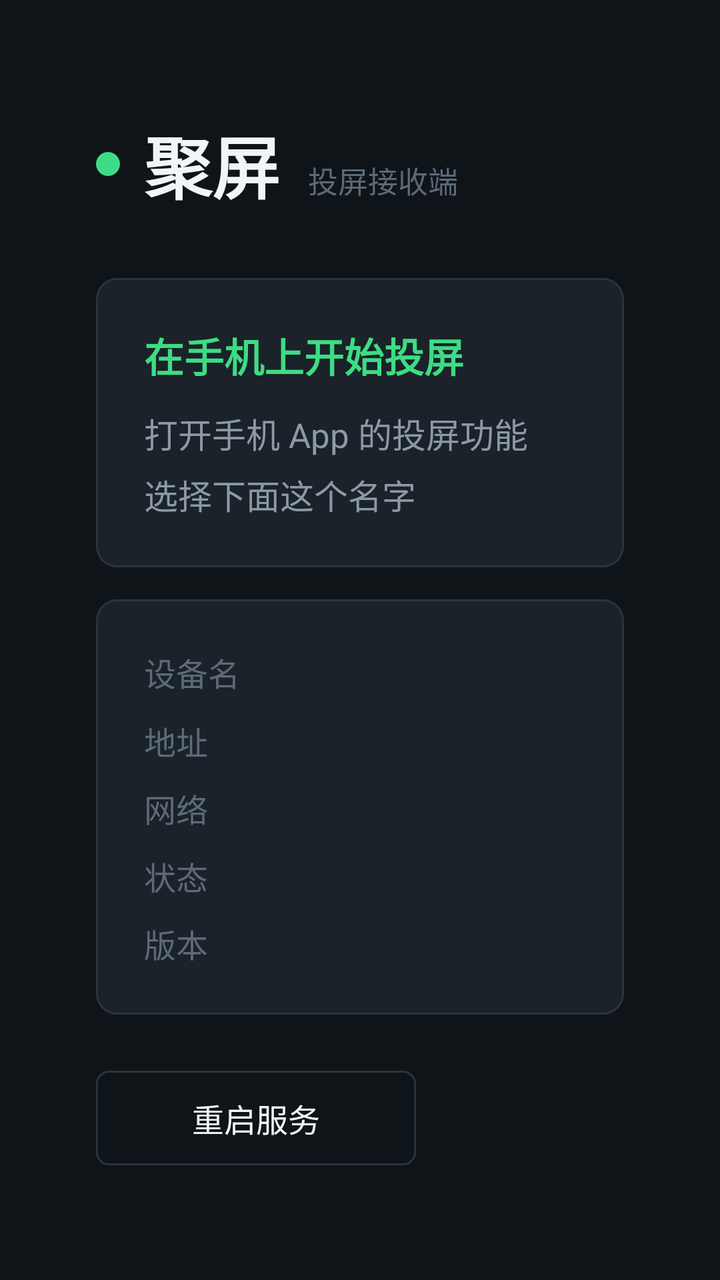
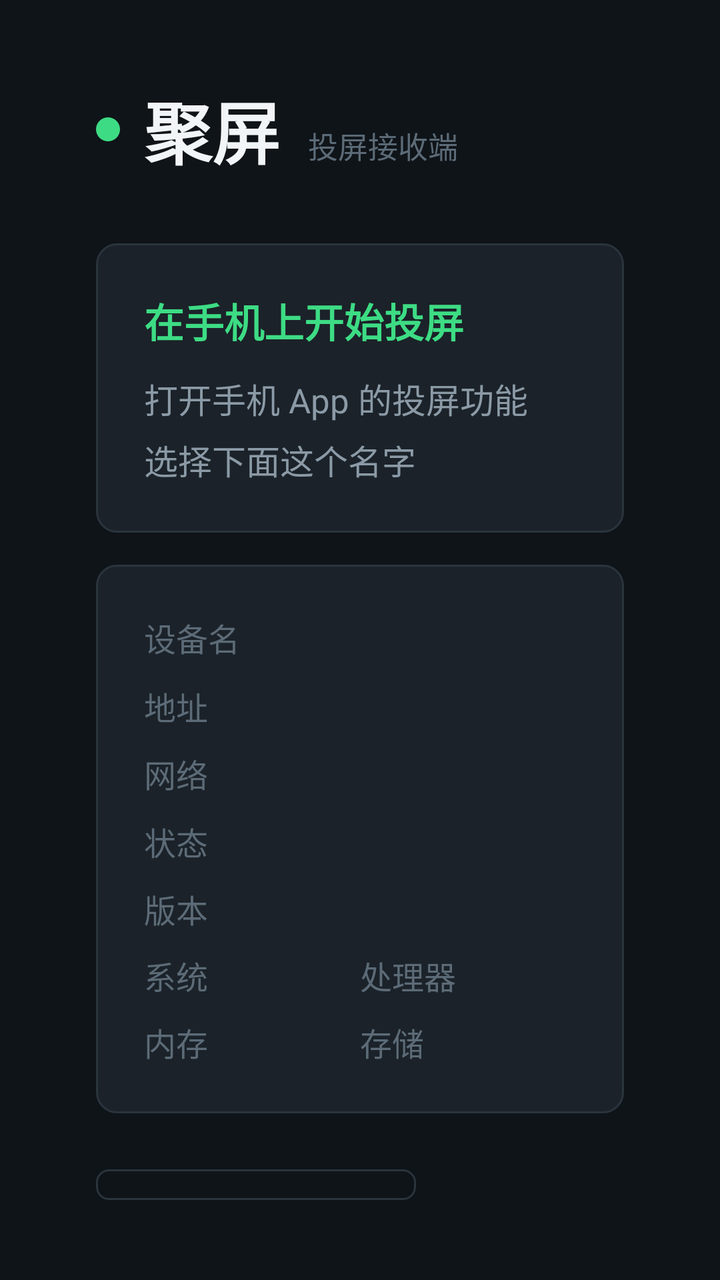

Before-and-after screenshots of an Android layout around one commit, followed by the original layout XML and the change that was made.
<!-- AndroidManifest.xml: application theme android:Theme.NoTitleBar.Fullscreen -->
<!-- res/layout/activity_main.xml -->
<?xml version="1.0" encoding="utf-8"?>
<FrameLayout xmlns:android="http://schemas.android.com/apk/res/android"
    android:layout_width="match_parent"
    android:layout_height="match_parent"
    android:background="@color/bg">

    
    <SurfaceView
        android:id="@+id/surface"
        android:layout_width="match_parent"
        android:layout_height="match_parent" />

    
    <LinearLayout
        android:id="@+id/music"
        android:layout_width="match_parent"
        android:layout_height="match_parent"
        android:background="@color/bg"
        android:gravity="center"
        android:orientation="vertical"
        android:paddingLeft="48dp"
        android:paddingRight="48dp"
        android:visibility="gone">

        
        <ImageView
            android:id="@+id/music_cover"
            android:layout_width="220dp"
            android:layout_height="220dp"
            android:contentDescription="@string/music_cover_desc"
            android:scaleType="fitCenter"
            android:src="@drawable/ic_music" />

        
        <TextView
            android:id="@+id/music_source"
            android:layout_width="match_parent"
            android:layout_height="wrap_content"
            android:layout_marginTop="28dp"
            android:ellipsize="end"
            android:gravity="center"
            android:singleLine="true"
            android:textColor="@color/text_primary"
            android:textSize="32sp"
            android:textStyle="bold" />

        
        <TextView
            android:id="@+id/music_artist"
            android:layout_width="match_parent"
            android:layout_height="wrap_content"
            android:layout_marginTop="10dp"
            android:ellipsize="end"
            android:gravity="center"
            android:singleLine="true"
            android:textColor="@color/text_secondary"
            android:textSize="20sp"
            android:visibility="gone" />

        <TextView
            android:id="@+id/music_progress"
            android:layout_width="wrap_content"
            android:layout_height="wrap_content"
            android:layout_marginTop="14dp"
            android:textColor="@color/accent"
            android:textSize="22sp" />

        
        <TextView
            android:id="@+id/music_lyrics"
            android:layout_width="match_parent"
            android:layout_height="wrap_content"
            android:layout_marginTop="20dp"
            android:ellipsize="end"
            android:gravity="center"
            android:lineSpacingExtra="4dp"
            android:maxLines="6"
            android:textColor="@color/text_hint"
            android:textSize="16sp"
            android:visibility="gone" />

        <TextView
            android:layout_width="wrap_content"
            android:layout_height="wrap_content"
            android:layout_marginTop="26dp"
            android:gravity="center"
            android:lineSpacingExtra="4dp"
            android:text="@string/music_hint"
            android:textColor="@color/text_hint"
            android:textSize="15sp" />
    </LinearLayout>

    
    <ImageView
        android:id="@+id/image"
        android:layout_width="match_parent"
        android:layout_height="match_parent"
        android:background="@color/bg"
        android:contentDescription="@string/image_desc"
        android:scaleType="fitCenter"
        android:visibility="gone" />

    
    <LinearLayout
        android:id="@+id/video_wait"
        android:layout_width="match_parent"
        android:layout_height="match_parent"
        android:background="@color/bg"
        android:gravity="center"
        android:orientation="vertical"
        android:visibility="gone">

        <TextView
            android:layout_width="wrap_content"
            android:layout_height="wrap_content"
            android:text="@string/video_wait"
            android:textColor="@color/text_hint"
            android:textSize="22sp" />
    </LinearLayout>

    
    
    <LinearLayout
        android:id="@+id/panel"
        android:layout_width="match_parent"
        android:layout_height="match_parent"
        android:background="@color/bg"
        android:orientation="horizontal"
        android:paddingLeft="48dp"
        android:paddingRight="48dp"
        android:paddingTop="40dp"
        android:paddingBottom="40dp">

        
        <LinearLayout
            android:layout_width="0dp"
            android:layout_height="match_parent"
            android:layout_weight="1"
            android:orientation="vertical"
            android:gravity="center_vertical">

        
        <LinearLayout
            android:layout_width="wrap_content"
            android:layout_height="wrap_content"
            android:orientation="horizontal"
            android:gravity="center_vertical">

            <View
                android:id="@+id/status_dot"
                android:layout_width="12dp"
                android:layout_height="12dp"
                android:background="@drawable/dot_online" />

            <TextView
                android:layout_width="wrap_content"
                android:layout_height="wrap_content"
                android:layout_marginLeft="12dp"
                android:text="@string/app_name"
                android:textColor="@color/text_primary"
                android:textSize="34sp"
                android:textStyle="bold" />

            <TextView
                android:layout_width="wrap_content"
                android:layout_height="wrap_content"
                android:layout_marginLeft="14dp"
                android:layout_marginTop="8dp"
                android:text="@string/app_subtitle"
                android:textColor="@color/text_hint"
                android:textSize="15sp" />
        </LinearLayout>

        
        <LinearLayout
            android:layout_width="match_parent"
            android:layout_height="wrap_content"
            android:layout_marginTop="32dp"
            android:orientation="vertical"
            android:background="@drawable/bg_card"
            android:padding="24dp">

            <TextView
                android:layout_width="wrap_content"
                android:layout_height="wrap_content"
                android:text="@string/guide_title"
                android:textColor="@color/accent"
                android:textSize="20sp"
                android:textStyle="bold" />

            <TextView
                android:layout_width="wrap_content"
                android:layout_height="wrap_content"
                android:layout_marginTop="12dp"
                android:lineSpacingExtra="6dp"
                android:text="@string/guide_body"
                android:textColor="@color/text_secondary"
                android:textSize="17sp" />
        </LinearLayout>

        
        <LinearLayout
            android:layout_width="match_parent"
            android:layout_height="wrap_content"
            android:layout_marginTop="16dp"
            android:orientation="vertical"
            android:background="@drawable/bg_card"
            android:padding="24dp">

            <LinearLayout
                android:layout_width="match_parent"
                android:layout_height="wrap_content"
                android:orientation="horizontal">

                <TextView
                    android:layout_width="96dp"
                    android:layout_height="wrap_content"
                    android:text="@string/label_device"
                    android:textColor="@color/text_hint"
                    android:textSize="16sp" />

                <TextView
                    android:id="@+id/info_device"
                    android:layout_width="0dp"
                    android:layout_height="wrap_content"
                    android:layout_weight="1"
                    android:textColor="@color/text_primary"
                    android:textSize="18sp"
                    android:textStyle="bold" />
            </LinearLayout>

            <LinearLayout
                android:layout_width="match_parent"
                android:layout_height="wrap_content"
                android:layout_marginTop="10dp"
                android:orientation="horizontal">

                <TextView
                    android:layout_width="96dp"
                    android:layout_height="wrap_content"
                    android:text="@string/label_address"
                    android:textColor="@color/text_hint"
                    android:textSize="16sp" />

                <TextView
                    android:id="@+id/info_address"
                    android:layout_width="0dp"
                    android:layout_height="wrap_content"
                    android:layout_weight="1"
                    android:textColor="@color/text_primary"
                    android:textSize="18sp" />
            </LinearLayout>

            <LinearLayout
                android:layout_width="match_parent"
                android:layout_height="wrap_content"
                android:layout_marginTop="10dp"
                android:orientation="horizontal">

                <TextView
                    android:layout_width="96dp"
                    android:layout_height="wrap_content"
                    android:text="@string/label_network"
                    android:textColor="@color/text_hint"
                    android:textSize="16sp" />

                <TextView
                    android:id="@+id/info_network"
                    android:layout_width="0dp"
                    android:layout_height="wrap_content"
                    android:layout_weight="1"
                    android:textColor="@color/text_secondary"
                    android:textSize="16sp" />
            </LinearLayout>

            <LinearLayout
                android:layout_width="match_parent"
                android:layout_height="wrap_content"
                android:layout_marginTop="10dp"
                android:orientation="horizontal">

                <TextView
                    android:layout_width="96dp"
                    android:layout_height="wrap_content"
                    android:text="@string/label_state"
                    android:textColor="@color/text_hint"
                    android:textSize="16sp" />

                <TextView
                    android:id="@+id/info_state"
                    android:layout_width="0dp"
                    android:layout_height="wrap_content"
                    android:layout_weight="1"
                    android:textColor="@color/text_primary"
                    android:textSize="18sp" />
            </LinearLayout>

            
            <LinearLayout
                android:layout_width="match_parent"
                android:layout_height="wrap_content"
                android:layout_marginTop="10dp"
                android:orientation="horizontal">

                <TextView
                    android:layout_width="96dp"
                    android:layout_height="wrap_content"
                    android:text="@string/label_version"
                    android:textColor="@color/text_hint"
                    android:textSize="16sp" />

                <TextView
                    android:id="@+id/info_version"
                    android:layout_width="0dp"
                    android:layout_height="wrap_content"
                    android:layout_weight="1"
                    android:textColor="@color/text_secondary"
                    android:textSize="16sp" />
            </LinearLayout>

            <LinearLayout
                android:id="@+id/row_source"
                android:layout_width="match_parent"
                android:layout_height="wrap_content"
                android:layout_marginTop="10dp"
                android:orientation="horizontal"
                android:visibility="gone">

                <TextView
                    android:layout_width="96dp"
                    android:layout_height="wrap_content"
                    android:text="@string/label_source"
                    android:textColor="@color/text_hint"
                    android:textSize="16sp" />

                <TextView
                    android:id="@+id/info_source"
                    android:layout_width="0dp"
                    android:layout_height="wrap_content"
                    android:layout_weight="1"
                    android:ellipsize="middle"
                    android:singleLine="true"
                    android:textColor="@color/text_secondary"
                    android:textSize="15sp" />
            </LinearLayout>
        </LinearLayout>

        
        <LinearLayout
            android:layout_width="wrap_content"
            android:layout_height="wrap_content"
            android:layout_marginTop="28dp"
            android:orientation="horizontal">

            <Button
                android:id="@+id/btn_restart"
                android:layout_width="wrap_content"
                android:layout_height="wrap_content"
                android:background="@drawable/btn_selector"
                android:focusable="true"
                android:minWidth="160dp"
                android:paddingLeft="28dp"
                android:paddingRight="28dp"
                android:paddingTop="12dp"
                android:paddingBottom="12dp"
                android:text="@string/btn_restart"
                android:textColor="@color/text_primary"
                android:textSize="16sp" />
        </LinearLayout>
        </LinearLayout>
        

        
        <LinearLayout
            android:id="@+id/qr_box"
            android:layout_width="wrap_content"
            android:layout_height="match_parent"
            android:layout_marginLeft="36dp"
            android:background="@drawable/bg_card"
            android:gravity="center"
            android:orientation="vertical"
            android:paddingLeft="28dp"
            android:paddingRight="28dp"
            android:paddingTop="28dp"
            android:paddingBottom="28dp"
            android:visibility="gone">

            <TextView
                android:layout_width="wrap_content"
                android:layout_height="wrap_content"
                android:text="@string/qr_top"
                android:textColor="@color/accent"
                android:textSize="20sp"
                android:textStyle="bold" />

            <ImageView
                android:id="@+id/qr_image"
                android:layout_width="196dp"
                android:layout_height="196dp"
                android:layout_marginTop="18dp"
                android:layout_marginBottom="18dp"
                android:background="@color/qr_bg"
                android:contentDescription="@string/qr_desc"
                android:padding="6dp"
                android:scaleType="fitCenter" />

            <TextView
                android:layout_width="wrap_content"
                android:layout_height="wrap_content"
                android:gravity="center"
                android:lineSpacingExtra="5dp"
                android:text="@string/qr_body"
                android:textColor="@color/text_secondary"
                android:textSize="15sp" />
        </LinearLayout>
    </LinearLayout>

    
    <LinearLayout
        android:id="@+id/overlay"
        android:layout_width="match_parent"
        android:layout_height="wrap_content"
        android:layout_gravity="top"
        android:background="@color/overlay"
        android:orientation="horizontal"
        android:paddingLeft="32dp"
        android:paddingRight="32dp"
        android:paddingTop="14dp"
        android:paddingBottom="14dp"
        android:visibility="gone">

        
        <View
            android:id="@+id/overlay_dot"
            android:layout_width="10dp"
            android:layout_height="10dp"
            android:layout_gravity="center_vertical"
            android:background="@drawable/dot_online" />

        <TextView
            android:id="@+id/playing_text"
            android:layout_width="0dp"
            android:layout_height="wrap_content"
            android:layout_marginLeft="12dp"
            android:layout_weight="1"
            android:ellipsize="middle"
            android:singleLine="true"
            android:textColor="@color/text_primary"
            android:textSize="16sp" />
    </LinearLayout>
</FrameLayout>
<!-- resources referenced by this layout -->
<resources>
  <color name="accent">#FF3DDC84</color>
  <color name="bg">#FF0F1419</color>
  <color name="overlay">#B3000000</color>
  <color name="qr_bg">#FFFFFFFF</color>
  <color name="text_hint">#FF5C6B77</color>
  <color name="text_primary">#FFF2F5F7</color>
  <color name="text_secondary">#FF8B9AA6</color>
  <!-- drawable bg_card (drawable) -->
  <?xml version="1.0" encoding="utf-8"?>
  <shape xmlns:android="http://schemas.android.com/apk/res/android"
      android:shape="rectangle">
      <solid android:color="@color/card" />
      <stroke android:width="1dp" android:color="@color/card_border" />
      <corners android:radius="10dp" />
  </shape>
  <!-- drawable btn_selector (drawable) -->
  <?xml version="1.0" encoding="utf-8"?>
  <selector xmlns:android="http://schemas.android.com/apk/res/android">
      <item android:state_focused="true">
          <shape android:shape="rectangle">
              <solid android:color="@color/accent" />
              <corners android:radius="6dp" />
          </shape>
      </item>
      <item android:state_pressed="true">
          <shape android:shape="rectangle">
              <solid android:color="@color/accent_dim" />
              <stroke android:width="1dp" android:color="@color/accent" />
              <corners android:radius="6dp" />
          </shape>
      </item>
      <item>
          <shape android:shape="rectangle">
              <solid android:color="#00000000" />
              <stroke android:width="1dp" android:color="@color/card_border" />
              <corners android:radius="6dp" />
          </shape>
      </item>
  </selector>
  <!-- drawable dot_online (drawable) -->
  <?xml version="1.0" encoding="utf-8"?>
  <shape xmlns:android="http://schemas.android.com/apk/res/android"
      android:shape="oval">
      <solid android:color="@color/accent" />
      <size android:width="10dp" android:height="10dp" />
  </shape>
  <!-- drawable ic_music: png bitmap (drawable-hdpi, 1050 bytes) -->
  <string name="app_name">聚屏</string>
  <string name="app_subtitle">投屏接收端</string>
  <string name="btn_restart">重启服务</string>
  <string name="guide_body">打开手机 App 的投屏功能\n选择下面这个名字</string>
  <string name="guide_title">在手机上开始投屏</string>
  <string name="image_desc">正在展示的图片</string>
  <string name="label_address">地址</string>
  <string name="label_device">设备名</string>
  <string name="label_network">网络</string>
  <string name="label_source">片源</string>
  <string name="label_state">状态</string>
  <string name="label_version">版本</string>
  <string name="music_cover_desc">歌曲封面</string>
  <string name="music_hint">声音正在播放 · 这个片源没有画面</string>
  <string name="qr_body">① 手机与电视连同一个 Wi-Fi\n② 扫码打开上传页，选照片/视频/音乐\n③ 传完一键投放到电视\n\n手机自带的投屏功能里\n选本设备名，也能直接投</string>
  <string name="qr_desc">上传页二维码</string>
  <string name="qr_top">手机扫码投屏</string>
  <string name="video_wait">正在准备视频…</string>
  <color name="card">#FF1B2229</color>
  <color name="card_border">#FF2A343D</color>
  <color name="accent_dim">#FF16301F</color>
</resources>

<!-- the commit's change to res/layout/activity_main.xml (unified diff, before → after) -->
@@ -316,6 +316,117 @@
                     android:layout_weight="1"
                     android:textColor="@color/text_secondary"
                     android:textSize="16sp" />
+            </LinearLayout>
+
+            
+            <LinearLayout
+                android:layout_width="match_parent"
+                android:layout_height="wrap_content"
+                android:layout_marginTop="10dp"
+                android:orientation="horizontal">
+
+                <LinearLayout
+                    android:layout_width="0dp"
+                    android:layout_height="wrap_content"
+                    android:layout_weight="1"
+                    android:orientation="horizontal">
+
+                    <TextView
+                        android:layout_width="96dp"
+                        android:layout_height="wrap_content"
+                        android:text="@string/label_system"
+                        android:textColor="@color/text_hint"
+                        android:textSize="16sp" />
+
+                    <TextView
+                        android:id="@+id/info_system"
+                        android:layout_width="0dp"
+                        android:layout_height="wrap_content"
+                        android:layout_weight="1"
+                        android:ellipsize="end"
+                        android:singleLine="true"
+                        android:textColor="@color/text_secondary"
+                        android:textSize="16sp" />
+                </LinearLayout>
+
+                <LinearLayout
+                    android:layout_width="0dp"
+                    android:layout_height="wrap_content"
+                    android:layout_weight="1"
+                    android:orientation="horizontal">
+
+                    <TextView
+                        android:layout_width="96dp"
+                        android:layout_height="wrap_content"
+                        android:text="@string/label_cpu"
+                        android:textColor="@color/text_hint"
+                        android:textSize="16sp" />
+
+                    <TextView
+                        android:id="@+id/info_cpu"
+                        android:layout_width="0dp"
+                        android:layout_height="wrap_content"
+                        android:layout_weight="1"
+                        android:ellipsize="end"
+                        android:singleLine="true"
+                        android:textColor="@color/text_secondary"
+                        android:textSize="16sp" />
+                </LinearLayout>
+            </LinearLayout>
+
+            <LinearLayout
+                android:layout_width="match_parent"
+                android:layout_height="wrap_content"
+                android:layout_marginTop="10dp"
+                android:orientation="horizontal">
+
+                <LinearLayout
+                    android:layout_width="0dp"
+                    android:layout_height="wrap_content"
+                    android:layout_weight="1"
+                    android:orientation="horizontal">
+
+                    <TextView
+                        android:layout_width="96dp"
+                        android:layout_height="wrap_content"
+                        android:text="@string/label_mem"
+                        android:textColor="@color/text_hint"
+                        android:textSize="16sp" />
+
+                    <TextView
+                        android:id="@+id/info_mem"
+                        android:layout_width="0dp"
+                        android:layout_height="wrap_content"
+                        android:layout_weight="1"
+                        android:ellipsize="end"
+                        android:singleLine="true"
+                        android:textColor="@color/text_secondary"
+                        android:textSize="16sp" />
+                </LinearLayout>
+
+                <LinearLayout
+                    android:layout_width="0dp"
+                    android:layout_height="wrap_content"
+                    android:layout_weight="1"
+                    android:orientation="horizontal">
+
+                    <TextView
+                        android:layout_width="96dp"
+                        android:layout_height="wrap_content"
+                        android:text="@string/label_storage"
+                        android:textColor="@color/text_hint"
+                        android:textSize="16sp" />
+
+                    <TextView
+                        android:id="@+id/info_storage"
+                        android:layout_width="0dp"
+                        android:layout_height="wrap_content"
+                        android:layout_weight="1"
+                        android:ellipsize="end"
+                        android:singleLine="true"
+                        android:textColor="@color/text_secondary"
+                        android:textSize="16sp" />
+                </LinearLayout>
             </LinearLayout>
 
             <LinearLayout
<!-- resource entries referenced after the edit -->
@@ -54,10 +54,14 @@
   <string name="guide_title">在手机上开始投屏</string>
   <string name="image_desc">正在展示的图片</string>
   <string name="label_address">地址</string>
+  <string name="label_cpu">处理器</string>
   <string name="label_device">设备名</string>
+  <string name="label_mem">内存</string>
   <string name="label_network">网络</string>
   <string name="label_source">片源</string>
   <string name="label_state">状态</string>
+  <string name="label_storage">存储</string>
+  <string name="label_system">系统</string>
   <string name="label_version">版本</string>
   <string name="music_cover_desc">歌曲封面</string>
   <string name="music_hint">声音正在播放 · 这个片源没有画面</string>
